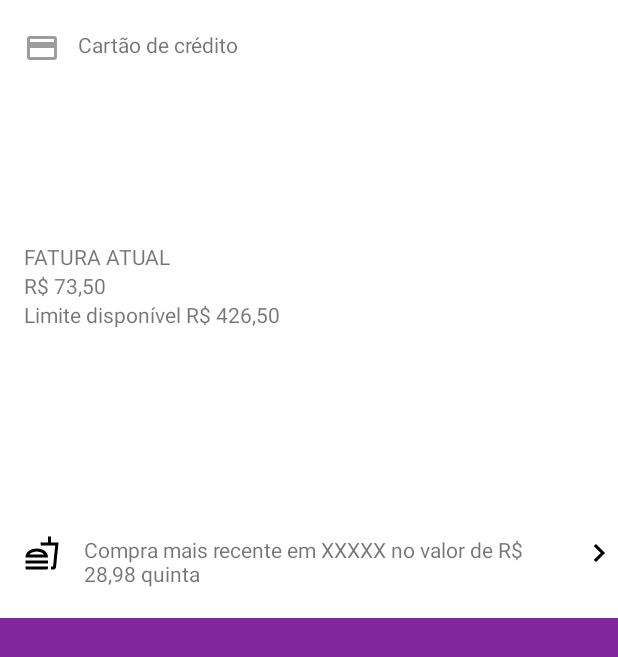
After one commit to WyskShiro/main-nubank-ui, an Android app: the layout vh_credit_card.xml on its own in the app's theme, with its tools: preview values and no code run, on a phone screen of 412 x 824 dp. The commit adds this screen. Shown: the top 657 px of the screen. Run offline under Robolectric (Android 15) with nearby library versions, the phone set to English and light mode, and no system bars.

Commit message:
Chaging to recycler view style

```diff
--- a/presentation/src/main/java/com/tem/plate/container/ContainerActivityModule.kt
+++ b/presentation/src/main/java/com/tem/plate/container/ContainerActivityModule.kt
@@ -1,6 +1,5 @@
 package com.tem.plate.container
 
-import com.tem.plate.fragment1.FragmentCreditCard
 import com.tem.plate.util.di.scopes.FragmentScope
 import dagger.Module
 import dagger.android.ContributesAndroidInjector
@@ -8,7 +7,4 @@ import dagger.android.ContributesAndroidInjector
 @Module
 interface ContainerActivityModule {
 
-    @ContributesAndroidInjector
-    @FragmentScope
-    fun contributesFragmentCreditCard(): FragmentCreditCard
 }
--- a/presentation/src/main/java/com/tem/plate/container/ActionOptionsAdapter.kt
+++ b/presentation/src/main/java/com/tem/plate/container/actionoptions/ActionOptionsAdapter.kt
@@ -1,8 +1,9 @@
-package com.tem.plate.container
+package com.tem.plate.container.actionoptions
 
 import android.view.ViewGroup
 import androidx.recyclerview.widget.ListAdapter
 import com.tem.domain.entity.RecyclerItem
+import com.tem.plate.container.MainOptionsAdapterDiffUtil
 
 class ActionOptionsAdapter : ListAdapter<RecyclerItem, VhActionOption>(MainOptionsAdapterDiffUtil) {
 
--- /dev/null
+++ b/presentation/src/main/res/layout/vh_credit_card.xml
@@ -0,0 +1,101 @@
+<?xml version="1.0" encoding="utf-8"?>
+<layout>
+
+    <androidx.constraintlayout.widget.ConstraintLayout xmlns:android="http://schemas.android.com/apk/res/android"
+        xmlns:app="http://schemas.android.com/apk/res-auto"
+        xmlns:tools="http://schemas.android.com/tools"
+        android:id="@+id/fragment_credit_card"
+        android:layout_width="match_parent"
+        android:layout_height="wrap_content"
+        android:layout_marginBottom="@dimen/spacing_16"
+        android:background="@color/white"
+        tools:ignore="RtlSymmetry">
+
+        <androidx.constraintlayout.widget.ConstraintLayout
+            app:layout_constraintDimensionRatio="H, 1:1"
+            app:layout_constraintTop_toTopOf="parent"
+            app:layout_constraintStart_toStartOf="parent"
+            app:layout_constraintEnd_toEndOf="parent"
+            android:paddingStart="@dimen/spacing_16"
+            android:paddingTop="@dimen/spacing_20"
+            android:layout_width="0dp"
+            android:layout_height="0dp">
+
+            <ImageView
+                android:id="@+id/image_view_credit_card"
+                android:layout_width="wrap_content"
+                android:layout_height="wrap_content"
+                android:background="@drawable/ic_credit_card"
+                android:backgroundTint="@color/gray9D"
+                app:layout_constraintStart_toStartOf="parent"
+                app:layout_constraintTop_toTopOf="parent" />
+
+            <TextView
+                android:layout_width="wrap_content"
+                android:layout_height="wrap_content"
+                android:layout_marginStart="@dimen/spacing_12"
+                android:text="@string/global_credit_card"
+                app:layout_constraintStart_toEndOf="@id/image_view_credit_card"
+                app:layout_constraintTop_toTopOf="parent" />
+
+            <LinearLayout
+                android:layout_width="match_parent"
+                android:layout_height="wrap_content"
+                android:orientation="vertical"
+                app:layout_constraintBottom_toTopOf="@id/linear_layout_payment_description"
+                app:layout_constraintTop_toBottomOf="@id/image_view_credit_card">
+
+                <TextView
+                    android:layout_width="wrap_content"
+                    android:layout_height="wrap_content"
+                    android:text="@string/fragment_credit_card_current_invoice"
+                    android:textAllCaps="true" />
+
+                <TextView
+                    android:layout_width="wrap_content"
+                    android:layout_height="wrap_content"
+                    android:text="R$ 73,50"
+                    android:textAllCaps="true" />
+
+                <TextView
+                    android:layout_width="wrap_content"
+                    android:layout_height="wrap_content"
+                    android:text="Limite disponível R$ 426,50" />
+
+            </LinearLayout>
+
+            <LinearLayout
+                android:id="@+id/linear_layout_payment_description"
+                android:layout_width="match_parent"
+                android:layout_height="wrap_content"
+                android:orientation="horizontal"
+                android:paddingTop="@dimen/spacing_20"
+                android:paddingBottom="@dimen/spacing_20"
+                app:layout_constraintBottom_toBottomOf="parent"
+                app:layout_constraintEnd_toEndOf="parent"
+                app:layout_constraintStart_toStartOf="parent">
+
+                <ImageView
+                    android:layout_width="wrap_content"
+                    android:layout_height="wrap_content"
+                    android:background="@drawable/ic_fastfood" />
+
+                <TextView
+                    android:layout_width="0dp"
+                    android:layout_height="wrap_content"
+                    android:layout_marginStart="@dimen/spacing_16"
+                    android:layout_marginEnd="@dimen/spacing_16"
+                    android:layout_weight="1"
+                    android:text="@string/example_payment_description" />
+
+                <ImageView
+                    android:layout_width="wrap_content"
+                    android:layout_height="wrap_content"
+                    android:background="@drawable/ic_arrow"
+                    android:backgroundTint="@color/black"
+                    android:rotation="270" />
+            </LinearLayout>
+
+        </androidx.constraintlayout.widget.ConstraintLayout>
+    </androidx.constraintlayout.widget.ConstraintLayout>
+</layout>
```
Also changed, not shown: presentation/src/main/java/com/tem/plate/container/ContainerActivity.kt (+13 -7 lines), presentation/src/main/java/com/tem/plate/container/CustomViewAccountStatus.kt (deleted, +0 -73 lines), presentation/src/main/java/com/tem/plate/container/DraggableViewPager.kt (deleted, +0 -53 lines), presentation/src/main/java/com/tem/plate/container/MainOptionsAdapterDiffUtil.kt (added, +14 -0 lines), presentation/src/main/java/com/tem/plate/container/accountstatus/AccountStatusAdapter.kt (added, +17 -0 lines), presentation/src/main/java/com/tem/plate/container/accountstatus/VhCreditCard.kt (renamed from presentation/src/main/java/com/tem/plate/container/VhMainLogout.kt, +11 -8 lines), presentation/src/main/java/com/tem/plate/container/actionoptions/VhActionOption.kt (renamed from presentation/src/main/java/com/tem/plate/container/VhMainOption.kt, +8 -13 lines), presentation/src/main/java/com/tem/plate/container/mainoptions/MainOptionsAdapter.kt (renamed from presentation/src/main/java/com/tem/plate/container/MainOptionsAdapter.kt, +5 -12 lines), presentation/src/main/java/com/tem/plate/container/mainoptions/VhMainLogout.kt (added, +28 -0 lines), presentation/src/main/java/com/tem/plate/container/mainoptions/VhMainOption.kt (renamed from presentation/src/main/java/com/tem/plate/container/VhActionOption.kt, +12 -8 lines), presentation/src/main/java/com/tem/plate/creditcard/FragmentCreditCard.kt (deleted, +0 -44 lines), presentation/src/main/java/com/tem/plate/creditcard/FragmentCreditCardViewModel.kt (deleted, +0 -8 lines), presentation/src/main/res/layout/activity_container.xml (+18 -17 lines), presentation/src/main/res/layout/custom_view_account_status.xml (deleted, +0 -12 lines), 1 more files.
